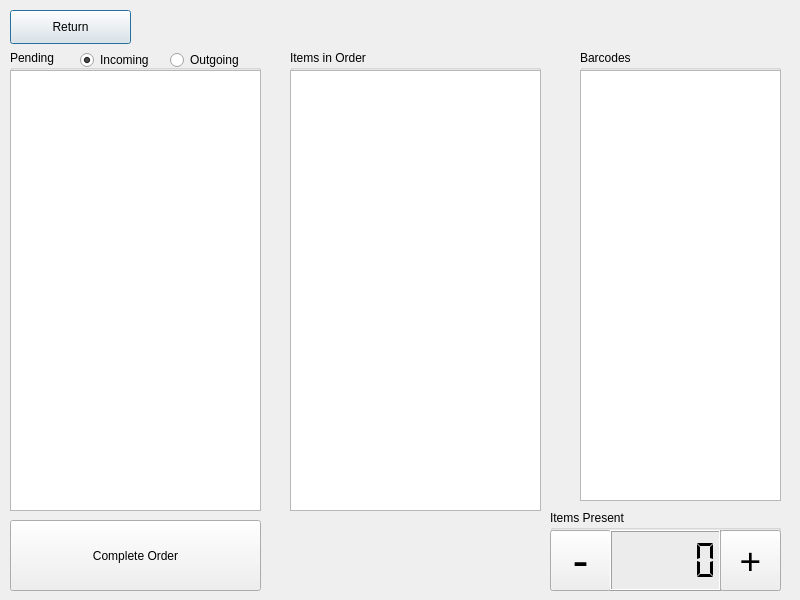
npaolini-8/se-group-5, file UI/orders_window.ui: the form before one commit.
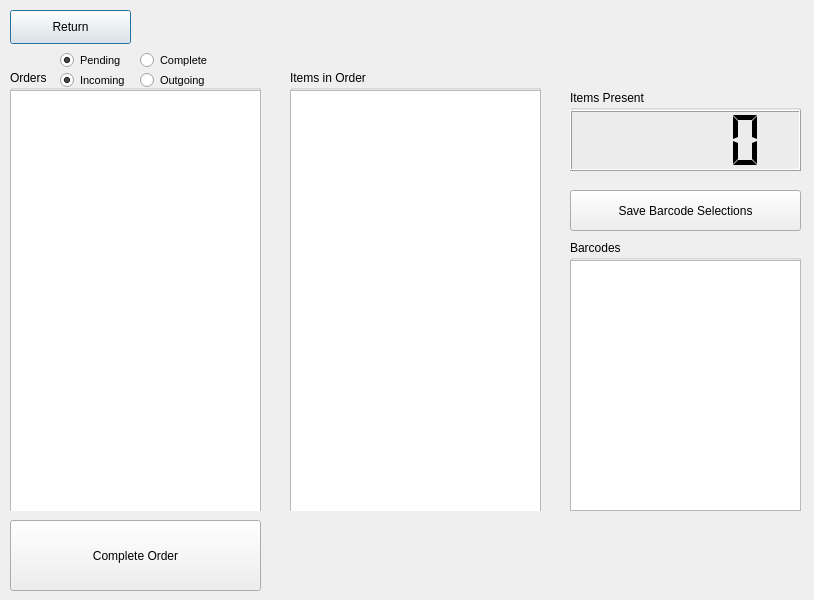
The form after the commit.

Commit message: Finished incoming order processing

The edit to the form file:
```diff
--- a/UI/orders_window.ui
+++ b/UI/orders_window.ui
@@ -6,7 +6,7 @@
    <rect>
     <x>0</x>
     <y>0</y>
-    <width>800</width>
+    <width>814</width>
     <height>600</height>
    </rect>
   </property>
@@ -43,13 +43,13 @@
    <property name="geometry">
     <rect>
      <x>10</x>
-     <y>50</y>
+     <y>70</y>
      <width>251</width>
-     <height>461</height>
+     <height>441</height>
     </rect>
    </property>
    <property name="title">
-    <string>Pending</string>
+    <string>Orders</string>
    </property>
    <widget class="QTableWidget" name="orders_tbl">
     <property name="geometry">
@@ -69,12 +69,17 @@
    <widget class="QRadioButton" name="in_radio">
     <property name="geometry">
      <rect>
-      <x>70</x>
+      <x>50</x>
       <y>0</y>
       <width>81</width>
       <height>20</height>
      </rect>
     </property>
+    <property name="font">
+     <font>
+      <pointsize>8</pointsize>
+     </font>
+    </property>
     <property name="text">
      <string>Incoming</string>
     </property>
@@ -85,12 +90,17 @@
    <widget class="QRadioButton" name="out_radio">
     <property name="geometry">
      <rect>
-      <x>160</x>
+      <x>130</x>
       <y>0</y>
       <width>91</width>
       <height>20</height>
      </rect>
     </property>
+    <property name="font">
+     <font>
+      <pointsize>8</pointsize>
+     </font>
+    </property>
     <property name="text">
      <string>Outgoing</string>
     </property>
@@ -100,9 +110,9 @@
    <property name="geometry">
     <rect>
      <x>290</x>
-     <y>50</y>
+     <y>70</y>
      <width>251</width>
-     <height>461</height>
+     <height>441</height>
     </rect>
    </property>
    <property name="title">
@@ -124,39 +134,40 @@
     </property>
    </widget>
   </widget>
-  <widget class="QGroupBox" name="groupBox_3">
+  <widget class="QStackedWidget" name="stacked_widget">
    <property name="geometry">
     <rect>
-     <x>580</x>
-     <y>50</y>
-     <width>201</width>
-     <height>451</height>
+     <x>570</x>
+     <y>90</y>
+     <width>231</width>
+     <height>421</height>
     </rect>
    </property>
-   <property name="title">
-    <string>Barcodes</string>
+   <property name="currentIndex">
+    <number>1</number>
    </property>
-   <widget class="QTableWidget" name="barcodes_tbl">
+   <widget class="QWidget" name="page">
+    <widget class="QPushButton" name="save_count_btn">
+     <property name="enabled">
+      <bool>true</bool>
+     </property>
     <property name="geometry">
      <rect>
       <x>0</x>
-      <y>20</y>
-      <width>201</width>
-      <height>431</height>
-     </rect>
-    </property>
-    <property name="font">
-     <font>
-      <pointsize>8</pointsize>
-     </font>
-    </property>
-   </widget>
+       <y>100</y>
+       <width>231</width>
+       <height>41</height>
+      </rect>
+     </property>
+     <property name="text">
+      <string>Save Present Item Count</string>
+     </property>
   </widget>
   <widget class="QGroupBox" name="groupBox_4">
    <property name="geometry">
     <rect>
-     <x>550</x>
-     <y>510</y>
+       <x>0</x>
+       <y>0</y>
      <width>231</width>
      <height>81</height>
     </rect>
@@ -216,6 +227,143 @@
      <string>+</string>
     </property>
    </widget>
+    </widget>
+   </widget>
+   <widget class="QWidget" name="page_2">
+    <widget class="QGroupBox" name="groupBox_3">
+     <property name="geometry">
+      <rect>
+       <x>0</x>
+       <y>150</y>
+       <width>231</width>
+       <height>271</height>
+      </rect>
+     </property>
+     <property name="title">
+      <string>Barcodes</string>
+     </property>
+     <widget class="QTableWidget" name="barcodes_tbl">
+      <property name="geometry">
+       <rect>
+        <x>0</x>
+        <y>20</y>
+        <width>231</width>
+        <height>251</height>
+       </rect>
+      </property>
+      <property name="font">
+       <font>
+        <pointsize>8</pointsize>
+       </font>
+      </property>
+      <property name="selectionMode">
+       <enum>QAbstractItemView::SingleSelection</enum>
+      </property>
+     </widget>
+    </widget>
+    <widget class="QPushButton" name="save_barcodes_btn">
+     <property name="enabled">
+      <bool>true</bool>
+     </property>
+     <property name="geometry">
+      <rect>
+       <x>0</x>
+       <y>100</y>
+       <width>231</width>
+       <height>41</height>
+      </rect>
+     </property>
+     <property name="text">
+      <string>Save Barcode Selections</string>
+     </property>
+    </widget>
+    <widget class="QGroupBox" name="groupBox_5">
+     <property name="geometry">
+      <rect>
+       <x>0</x>
+       <y>0</y>
+       <width>231</width>
+       <height>81</height>
+      </rect>
+     </property>
+     <property name="title">
+      <string>Items Present</string>
+     </property>
+     <widget class="QLCDNumber" name="outgoing_lcd_count">
+      <property name="geometry">
+       <rect>
+        <x>0</x>
+        <y>20</y>
+        <width>231</width>
+        <height>61</height>
+       </rect>
+      </property>
+      <property name="mode">
+       <enum>QLCDNumber::Dec</enum>
+      </property>
+      <property name="segmentStyle">
+       <enum>QLCDNumber::Flat</enum>
+      </property>
+     </widget>
+    </widget>
+   </widget>
+  </widget>
+  <widget class="QRadioButton" name="com_radio">
+   <property name="geometry">
+    <rect>
+     <x>140</x>
+     <y>50</y>
+     <width>91</width>
+     <height>20</height>
+    </rect>
+   </property>
+   <property name="font">
+    <font>
+     <pointsize>8</pointsize>
+    </font>
+   </property>
+   <property name="text">
+    <string>Complete</string>
+   </property>
+  </widget>
+  <widget class="QRadioButton" name="pend_radio">
+   <property name="geometry">
+    <rect>
+     <x>60</x>
+     <y>50</y>
+     <width>91</width>
+     <height>20</height>
+    </rect>
+   </property>
+   <property name="font">
+    <font>
+     <pointsize>8</pointsize>
+    </font>
+   </property>
+   <property name="text">
+    <string>Pending</string>
+   </property>
+   <property name="checked">
+    <bool>true</bool>
+   </property>
+  </widget>
+  <widget class="QLabel" name="error_lbl">
+   <property name="geometry">
+    <rect>
+     <x>270</x>
+     <y>540</y>
+     <width>531</width>
+     <height>31</height>
+    </rect>
+   </property>
+   <property name="font">
+    <font>
+     <pointsize>22</pointsize>
+    </font>
+   </property>
+   <property name="text">
+    <string/>
+   </property>
   </widget>
  </widget>
  <resources/>
```
Left out of the diff: 2 changed lines with no effect on the pictures. Lines whose indentation alone changed are shown as unchanged. The commit also changes 3 other files.
